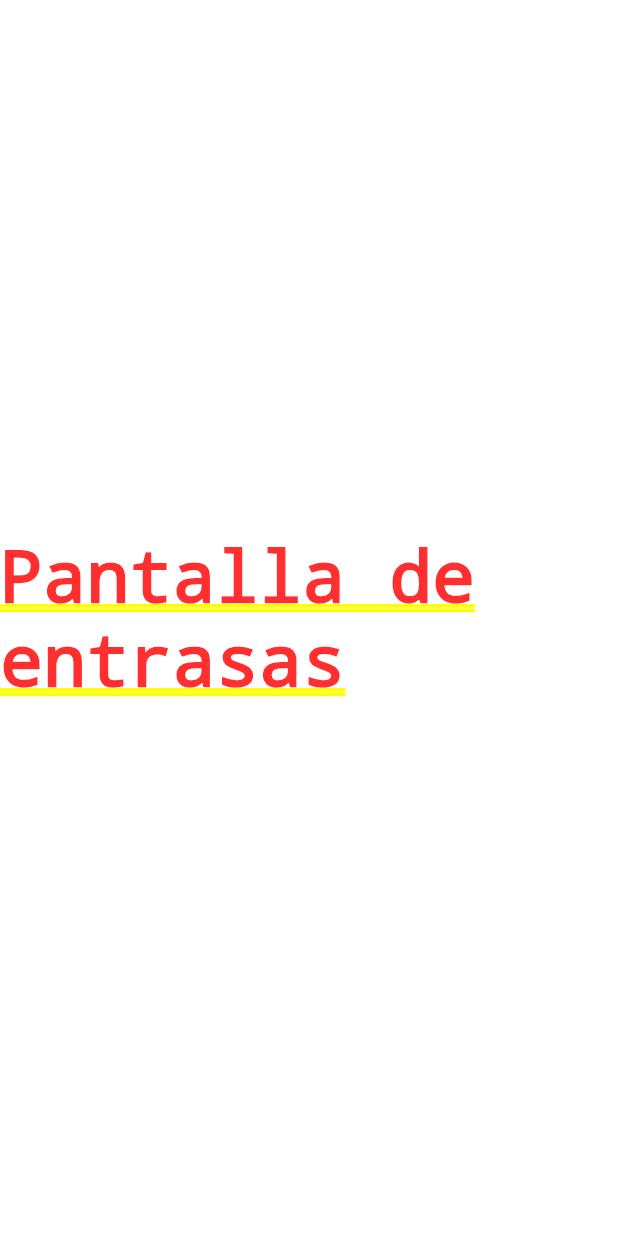
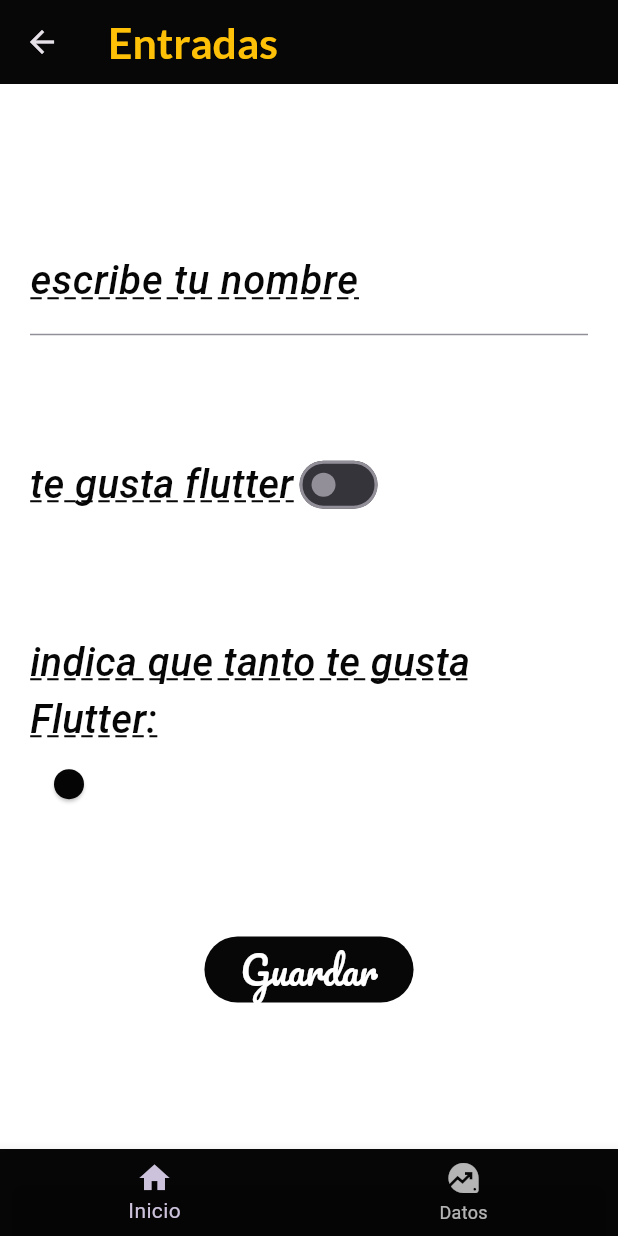
Before and after one commit to yahirortega/componentes_flutter, a Flutter app: the screen it shows after launch, after a tap on "Entradas", on a phone screen of 412 x 824 dp. Run offline on Flutter 3.47's test engine with Material 3 defaults, Android fonts, the phone set to English and light mode, and no system bars; our stand-ins replace google_fonts; Roboto replaces fonts that are missing (Acme).

```diff
--- a/lib/main_app.dart
+++ b/lib/main_app.dart
@@ -9,8 +9,8 @@ class MainApp extends StatelessWidget {
   Widget build(BuildContext context) {
     return  MaterialApp(
       debugShowCheckedModeBanner: false,
-      home: const HomeScreen(),
-      theme: AppTheme.lightTheme,
+      home: const HomeScreeen(),
+      theme: Apptheme.darkTheme,
     );
   }
 }
--- a/lib/screens/home_screen.dart
+++ b/lib/screens/home_screen.dart
@@ -1,54 +1,90 @@
+import 'package:componentes/screens/infinite_scroll_screen.dart';
+import 'package:componentes/screens/notification_screen.dart';
+import 'package:flutter/material.dart';
 import 'package:componentes/screens/inputs_screen.dart';
 import 'package:componentes/theme/app_theme.dart';
-import 'package:flutter/material.dart';
 
-
-class HomeScreen extends StatelessWidget {
-  const HomeScreen({super.key});
+class HomeScreeen extends StatelessWidget {
+  const HomeScreeen({super.key});
 
   @override
   Widget build(BuildContext context) {
     return Scaffold(
-      appBar:AppBar(
-        title: const Text('Componentes de flutter'),
+      appBar: AppBar(
+        title: const Text('companentes de flutter'),
       ),
       body: ListView(
         children:  <Widget>[
           ListTile(
-            title: Text ('Entradas',
-            style:AppTheme.lightTheme.textTheme.headlineLarge,
-            ) ,
-            subtitle:   Text('Intruduciendo  valores',style: AppTheme.lightTheme.textTheme.bodySmall,
-),
-            leading: const Icon(Icons.power_input),
-            trailing: const Icon(Icons.arrow_circle_right_rounded),
-            onTap: (){
+            title: Text('Entradas',
+            style: Apptheme.darkTheme.textTheme.headlineLarge,
+            ),
+            subtitle: Text('Introduciendo valores',
+            style: Apptheme.darkTheme.textTheme.bodySmall,
+            ),
+            leading: IconTheme(
+              data: Apptheme.darkTheme.iconTheme,
+              child: const Icon(Icons.input),
+              ),
+            trailing:IconTheme(
+              data: Apptheme.darkTheme.iconTheme,
+              child: const Icon(Icons.arrow_circle_right_rounded),
+              ),
+              onTap: () {
               final ruta1 = MaterialPageRoute(builder: (context){
-                return const ImputsScreen();
+                return const InputScreen();
               });
               Navigator.push(context, ruta1);
             },
           ),
           const Divider(),
-              ListTile(
-            title: Text ('Listview.builder',style:AppTheme.lightTheme.textTheme.headlineLarge,
-) ,
-            subtitle: const Text('Lista  con escroll infinito'),
-            leading: const Icon(Icons.price_check_sharp),
-            trailing: const Icon(Icons.arrow_circle_right_rounded),
-
+           ListTile(
+            title: Text('Listview.builder',
+            style: Apptheme.darkTheme.textTheme.headlineLarge,
+            ),
+            subtitle: Text('Lista con scroll infinito',
+            style: Apptheme.darkTheme.textTheme.bodySmall,
+            ),
+            leading: IconTheme(
+              data: Apptheme.darkTheme.iconTheme,
+              child: const Icon(Icons.input),
               ),
-              const Divider(),
-            ListTile(
-            title: Text ('Notificaciones',style:AppTheme.lightTheme.textTheme.headlineLarge,
-) ,
-            subtitle: const Text('Mostrar una notificacion '),
-            leading: const Icon(Icons.beach_access),
-            trailing: const Icon(Icons.arrow_circle_right_rounded),
-              )
+            trailing:IconTheme(
+              data: Apptheme.darkTheme.iconTheme,
+              child: const Icon(Icons.arrow_circle_right_rounded),
+              ),
+              onTap: () {
+              final ruta1 = MaterialPageRoute(builder: (context){
+                return const InfinitescrollScreen();
+              });
+              Navigator.push(context, ruta1);
+            },
+          ),
+          const Divider(),
+          ListTile(
+            title: Text('Notificaciones',
+            style: Apptheme.darkTheme.textTheme.headlineLarge,
+            ),
+            subtitle: Text('Mostrar una notificación',
+            style: Apptheme.darkTheme.textTheme.bodySmall,
+            ),
+            leading: IconTheme(
+              data: Apptheme.darkTheme.iconTheme,
+              child: const Icon(Icons.input),
+              ),
+            trailing:IconTheme(
+              data: Apptheme.darkTheme.iconTheme,
+              child: const Icon(Icons.arrow_circle_right_rounded),
+              ),
+              onTap: () {
+              final ruta1 = MaterialPageRoute(builder: (context){
+                return const NotificacionesScreen();
+              });
+              Navigator.push(context, ruta1);
+            },
+          ),
         ],
-
-      )
-      );
+      ),
+    );
   }
 }
--- a/lib/screens/inputs_screen.dart
+++ b/lib/screens/inputs_screen.dart
@@ -1,17 +1,103 @@
 import 'package:flutter/material.dart';
+import 'package:componentes/theme/app_theme.dart';
 
-class ImputsScreen extends StatefulWidget {
-  const ImputsScreen({super.key});
+class InputScreen extends StatefulWidget {
+  const InputScreen({super.key});
 
   @override
-  State<ImputsScreen> createState() => _ImputsScreenState();
+  State<InputScreen> createState() => _InputScreenState();
 }
 
-class _ImputsScreenState extends State<ImputsScreen> {
+class _InputScreenState extends State<InputScreen> {
+  bool switchValue = false;
+  double sliderValue = 0.0;
   @override
   Widget build(BuildContext context) {
-    return const Center(
-      child: Text('Pantalla de entrasas'),
+    return  Scaffold(
+      appBar: AppBar(
+       title: const Text('Entradas'),
+      ),
+      body: Padding(
+        padding: const EdgeInsets.all(20.0),
+        child: Column(
+          mainAxisAlignment : MainAxisAlignment.spaceEvenly,
+          children: [
+
+            entradaNombre(),
+            entradaSwitch(),
+            entradaSlider(),
+
+                const ElevatedButton(onPressed: null, child: Text('Guardar',))
+
+
+          ],
+        ),
+      ),
+      bottomNavigationBar: BottomNavigationBar(
+        backgroundColor: Apptheme.primaryColor,
+        items:  const[
+          BottomNavigationBarItem(
+            icon: Icon(Icons.home),
+            label: 'Inicio'),
+
+             BottomNavigationBarItem(
+            icon: Icon(Icons.data_exploration),
+            label: 'Datos'),
+
+        ],
+      )
+    );
+  }
+
+  TextField entradaNombre() {
+    return TextField(
+          style: Apptheme.darkTheme.textTheme.headlineMedium,
+          decoration: InputDecoration(
+            border:const UnderlineInputBorder(),
+            labelText: 'escribe tu nombre',
+            labelStyle: Apptheme.darkTheme.textTheme.headlineLarge,
+            ),
+        );
+  }
+
+  Row entradaSwitch(){
+    return Row(
+      mainAxisAlignment: MainAxisAlignment.start,
+      children: <Widget>[
+        Text('te gusta flutter',
+        style: Apptheme.darkTheme.textTheme.headlineLarge,),
+        Switch(
+          value: switchValue,
+          onChanged: (value){
+            setState(() {
+              switchValue = value;
+            });
+          },
+        )
+      ],
+    );
+  }
+
+  Column entradaSlider(){
+    return Column(
+      mainAxisAlignment: MainAxisAlignment.center,
+      children: <Widget> [
+        Text('indica que tanto te gusta Flutter:',
+        style: Apptheme.darkTheme.textTheme.headlineLarge,),
+        Slider(min:0.0,
+         max:10,
+         divisions: 9,
+         activeColor: Apptheme.secondaryColor,
+         thumbColor: Apptheme.primaryColor,
+         inactiveColor: Apptheme.backColor,
+         value: sliderValue,
+         onChanged: (value){
+          setState(() {
+            sliderValue = value;
+            print("se cambio el slider: $sliderValue");
+          });
+        })
+      ],
     );
   }
 }
--- a/lib/theme/app_theme.dart
+++ b/lib/theme/app_theme.dart
@@ -1,37 +1,62 @@
 import 'package:flutter/material.dart';
 import 'package:google_fonts/google_fonts.dart';
 
-class   AppTheme{
-  //  constante dde  tema
-static const primaryColor =  Color.fromARGB(250, 133, 5, 120);
-static  const secondaryColor = Colors.black;
 
-static  const backColor = Color.fromARGB(250, 269, 236, 233);
-
-static  final  ThemeData lightTheme  =   ThemeData.light().copyWith(
+class Apptheme{
+  //constante de color primario
+  static const primaryColor = Color.fromARGB(248, 0, 0, 0);
+  static const secondaryColor = Color.fromARGB(248, 255, 255, 255);
+  static const backColor = Color.fromARGB(248, 255, 255, 255);
+ //constante de theme
+ static final ThemeData darkTheme = ThemeData.dark().copyWith(
       scaffoldBackgroundColor: backColor,
-        appBarTheme: const AppBarTheme(
+      appBarTheme:  AppBarTheme(
         color: primaryColor,
+        titleTextStyle: GoogleFonts.lato(
+          color:Colors.amber,
+          fontSize: 28.5,
+          fontWeight: FontWeight.bold,
+           ),
+        ),
+ iconTheme: const IconThemeData(
+  color: primaryColor,
+  size: 35.0,
+ ),
+ elevatedButtonTheme: ElevatedButtonThemeData(
+  style: ButtonStyle(
+    backgroundColor: MaterialStateProperty.all(
+      primaryColor,
+    ),
+    foregroundColor: MaterialStateProperty.all(
+      Colors.white,
+    ),
+   textStyle: MaterialStateProperty.all(
+    GoogleFonts.pacifico(fontSize: 25.0,)
+   ),
+  ),
  ),
  textTheme: TextTheme(
-          //Titulos muy grandes
   headlineLarge: GoogleFonts.acme(
     color: primaryColor,
     fontSize: 26.5,
     fontWeight: FontWeight.w500,
     fontStyle: FontStyle.italic,
-            decoration: TextDecoration.lineThrough,
+    decoration: TextDecoration.underline,
     decorationColor: primaryColor,
-            decorationStyle: TextDecorationStyle.solid,
-            decorationThickness: 1.0,
+    decorationStyle:TextDecorationStyle.dashed,
+    decorationThickness: 1.0
   ),
-
-          //Estilo para  texto muy  pequeno
-          bodySmall: GoogleFonts.montserrat(
+  headlineMedium: GoogleFonts.montserrat(
     color: secondaryColor,
-
+    fontSize: 21.2,
+    fontWeight: FontWeight.bold,
+  ),
+   //estilo para texto muy pequeño
+    bodySmall: GoogleFonts.aldrich(
+      color: secondaryColor,
+      fontSize: 16.0,
     )
-        )
+ ),
 
  );
 }
```
Also changed, not shown: 4 other files. Lines whose indentation alone changed are shown as unchanged.
